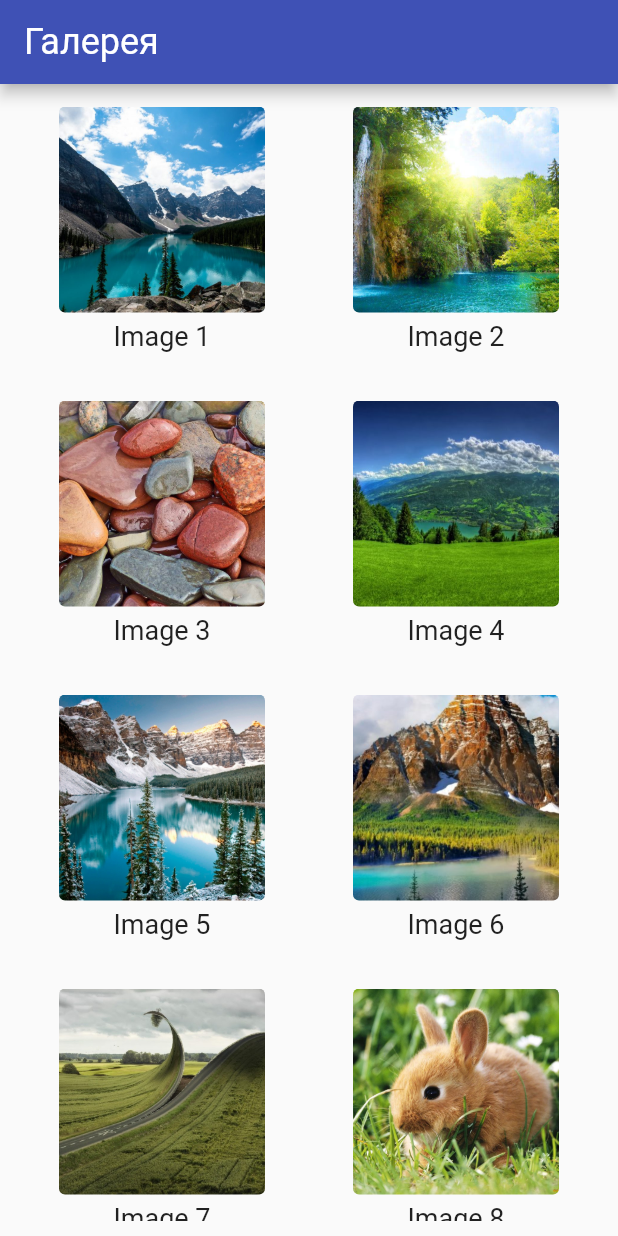
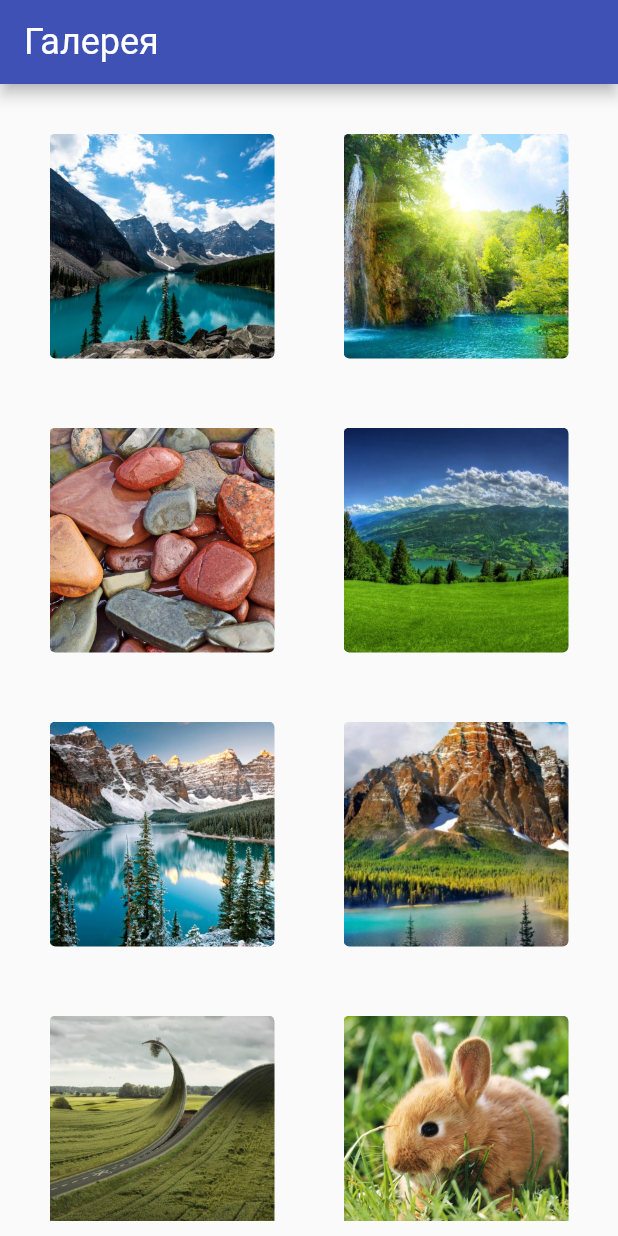
Before and after one commit to RuzzCutter/RadarApp0, a Flutter app: the screen it shows after launch, on a phone screen of 412 x 824 dp. Run offline on Flutter 3.47's test engine with Material 2 defaults, Android fonts, the light colour scheme and no system bars.

Commit message:
Update homePage.dart

```diff
--- a/lib/homePage.dart
+++ b/lib/homePage.dart
@@ -1,4 +1,3 @@
-import 'dart:math';
 import 'package:flutter/material.dart';
 import 'pictureViewer.dart';
 import 'listOfImages.dart';
@@ -14,7 +13,6 @@ class _MyHomePageState extends State<MyHomePage> {
   final ImagesData data = ImagesData();
   @override
   Widget build(BuildContext context) {
-    Size size = MediaQuery.of(context).size;
     return SafeArea(child:
     Scaffold(
         appBar: AppBar(
@@ -31,7 +29,32 @@ class _MyHomePageState extends State<MyHomePage> {
                   maxCrossAxisExtent: 200, crossAxisSpacing: 0, mainAxisSpacing: 0),
               itemCount: 20,
               itemBuilder: (BuildContext context, int index) {
-                return RawMaterialButton(
+                return Tooltip(
+                    message: data.myimages[index].name,
+                    waitDuration: const Duration(milliseconds: 100),
+                    showDuration: const Duration(milliseconds: 100),
+                    padding: const EdgeInsets.all(12),
+                    height: 35,
+                    verticalOffset: 75,
+                    preferBelow: true,
+                    textStyle: const TextStyle(
+                        fontSize: 15,
+                        color: Colors.white,
+                        fontWeight: FontWeight.normal),
+                    decoration: const BoxDecoration(
+                        borderRadius:
+                        BorderRadius.vertical(
+                          top: Radius.circular(0),
+                          bottom: Radius.circular(10),),
+                        boxShadow: [
+                          BoxShadow(
+                            color: Colors.black,
+                            blurRadius: 10.0,
+                            offset: Offset(6.0, 6.0),
+                          ),
+                        ],
+                        color: Colors.indigo),
+                    child:RawMaterialButton(
                       onPressed: () {
                         Navigator.push(
                           context,
@@ -39,28 +62,22 @@ class _MyHomePageState extends State<MyHomePage> {
                               builder: (context) => SecondRoute(imageData: data.myimages[index],)),
                         );
                       },
-                  child: Column(
-                    mainAxisAlignment: MainAxisAlignment.start,
-                    children: [
+                      hoverColor: Colors.indigo,
+                      child:
                           Padding(
-                        padding: const EdgeInsets.all(5.0),
+                              padding: const EdgeInsets.all(2.0),
                               child: ClipRRect(borderRadius: BorderRadius.circular(4),
                                   child: Image(
                                     image: AssetImage(
                                         data.myimages[index].path),
                                     fit: BoxFit.cover,
-                                height: max(size.height/6, size.width/6),
-                                width: max(size.height/6, size.width/6),
-                              ))
+                                    height: 150,
+                                    width: 150,
+                                  )
+                              )
                           ),
-                      Text(
-                        data.myimages[index].name,
-                        style: const TextStyle(
-                            fontSize: 18, fontWeight: FontWeight.normal),
-                      )
-                    ],
-                  ),
-                );
+
+                    ));
               }
           ),
         )));
```
Lines whose indentation alone changed are shown as unchanged.
